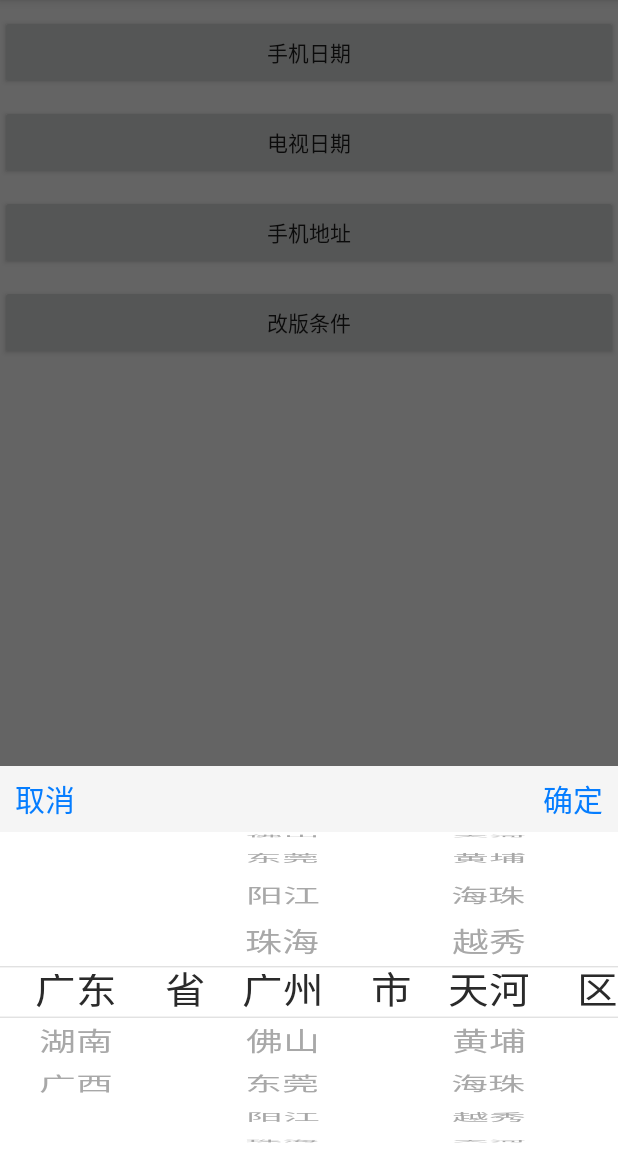
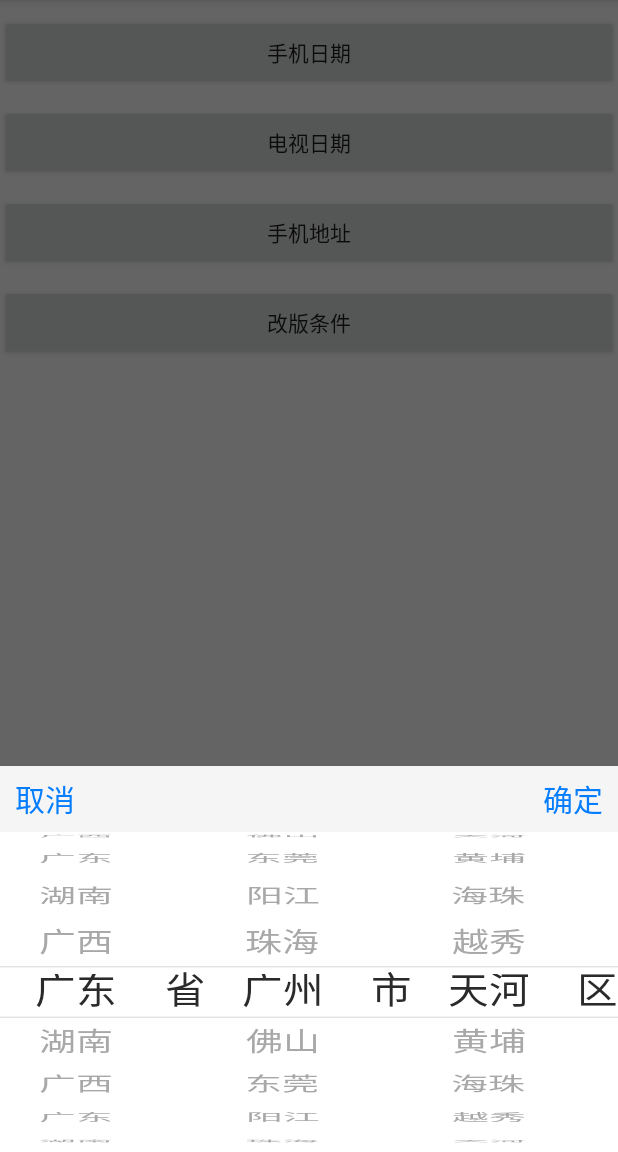
Before and after one commit to crazysunj/Android-PickerDialog, an Android app: the screen it shows after launch (MainActivity), after a tap on "手机地址", on a phone screen of 412 x 824 dp, the part 84-1236 px from its top. Run offline under Robolectric (Android 15) with nearby library versions, the phone set to English and light mode, and no system bars.

Commit message:
修改手机条件选择器对话框默认为循环

```diff
--- a/android-pickview-lib/src/main/res/layout/pickerview_phone_options.xml
+++ b/android-pickview-lib/src/main/res/layout/pickerview_phone_options.xml
@@ -21,14 +21,14 @@
             android:id="@+id/options1"
             android:layout_width="0dp"
             android:layout_height="wrap_content"
-            android:layout_weight="1" />
+            android:layout_weight="1"
+            app:isCyclic="true" />
 
         <com.sunjian.android_pickview_lib.view.WheelView
             android:id="@+id/options2"
             android:layout_width="0dp"
             android:layout_height="wrap_content"
             android:layout_weight="1"
-            app:lable="市"
             app:isCyclic="true" />
 
         <com.sunjian.android_pickview_lib.view.WheelView
```
